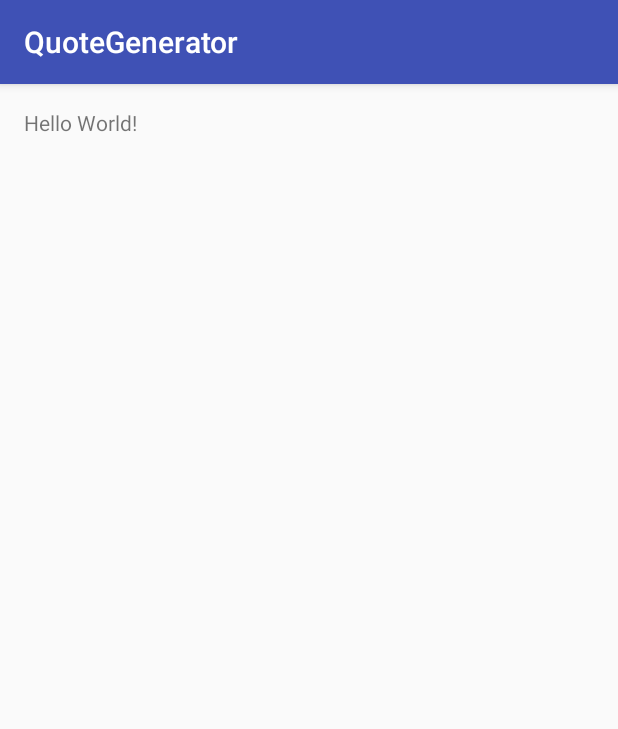
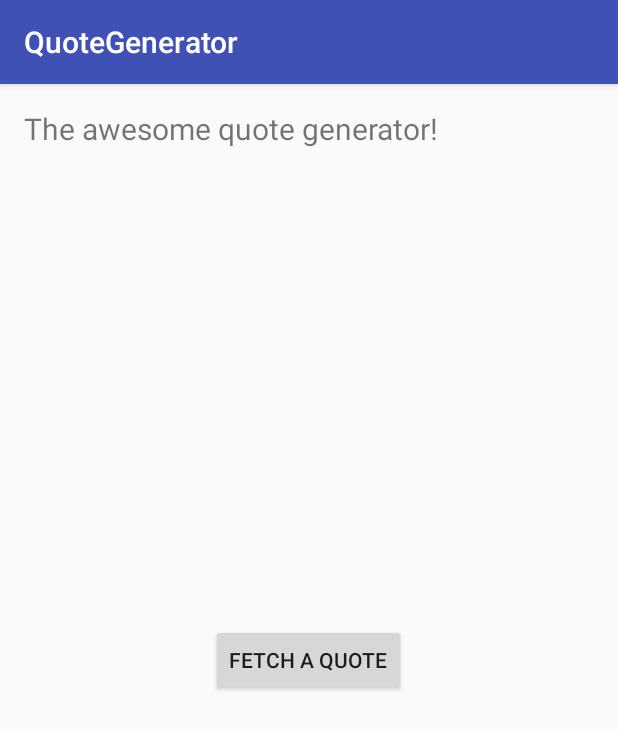
Before and after one commit to yugantjoshi/Quote-Generator, an Android app: the screen it shows after launch (MainActivity), on a phone screen of 412 x 824 dp. Shown: the top 729 px of the screen. Run offline under Robolectric (Android 15) with nearby library versions, the light colour scheme and no system bars; our stand-ins replace ButterKnife.

Commit message:
Initial support for the quotes api http://forismatic.com/en/api/

```diff
--- /dev/null
+++ b/app/src/main/java/com/example/yugantjoshi/quotegenerator/activities/MainActivity.java
@@ -0,0 +1,55 @@
+package com.example.yugantjoshi.quotegenerator.activities;
+
+import android.os.Bundle;
+import android.support.v7.app.AppCompatActivity;
+import android.widget.Toast;
+import butterknife.ButterKnife;
+import butterknife.OnClick;
+import com.example.yugantjoshi.quotegenerator.R;
+import com.example.yugantjoshi.quotegenerator.data.QuotesInterface;
+import com.example.yugantjoshi.quotegenerator.data.model.Quote;
+import retrofit2.Call;
+import retrofit2.Callback;
+import retrofit2.Response;
+import retrofit2.Retrofit;
+import retrofit2.converter.gson.GsonConverterFactory;
+
+public class MainActivity extends AppCompatActivity {
+
+    private static final String BASE_URL = "http://api.forismatic.com/api/1.0/";
+
+    QuotesInterface quoteService;
+
+    @Override
+    protected void onCreate(Bundle savedInstanceState) {
+        super.onCreate(savedInstanceState);
+        setContentView(R.layout.activity_main);
+        ButterKnife.bind(this);
+        initRetrofit();
+    }
+
+    private void initRetrofit() {
+        Retrofit retrofit = new Retrofit.Builder()
+                .baseUrl(BASE_URL)
+                .addConverterFactory(GsonConverterFactory.create())
+                .build();
+        quoteService = retrofit.create(QuotesInterface.class);
+    }
+
+    @OnClick(R.id.main_activity__fetch_quote_button)
+    public void fetchQuotesButtonClicked() {
+        int anyKeyIDontKnowWhatTheKeyIs = 555;
+        quoteService.getQuote(anyKeyIDontKnowWhatTheKeyIs).enqueue(new Callback<Quote>() {
+            @Override
+            public void onResponse(final Call<Quote> call, final Response<Quote> response) {
+                Toast.makeText(getApplicationContext(), response.body().toString(), Toast.LENGTH_LONG).show();
+            }
+
+            @Override
+            public void onFailure(final Call<Quote> call, final Throwable t) {
+                Toast.makeText(getApplicationContext(), "Rest call to get quote failed!", Toast.LENGTH_LONG).show();
+            }
+        });
+    }
+
+}
--- /dev/null
+++ b/app/src/main/java/com/example/yugantjoshi/quotegenerator/data/QuotesInterface.java
@@ -0,0 +1,13 @@
+package com.example.yugantjoshi.quotegenerator.data;
+
+import com.example.yugantjoshi.quotegenerator.data.model.Quote;
+import retrofit2.Call;
+import retrofit2.http.GET;
+import retrofit2.http.Query;
+
+public interface QuotesInterface {
+
+    @GET("?method=getQuote&format=json&lang=en")
+    Call<Quote> getQuote(@Query("key") int key);
+
+}
--- a/app/src/main/res/layout/activity_main.xml
+++ b/app/src/main/res/layout/activity_main.xml
@@ -1,5 +1,5 @@
 <?xml version="1.0" encoding="utf-8"?>
-<RelativeLayout xmlns:android="http://schemas.android.com/apk/res/android"
+<FrameLayout xmlns:android="http://schemas.android.com/apk/res/android"
              xmlns:tools="http://schemas.android.com/tools"
              android:layout_width="match_parent"
              android:layout_height="match_parent"
@@ -7,10 +7,17 @@
              android:paddingLeft="@dimen/activity_horizontal_margin"
              android:paddingRight="@dimen/activity_horizontal_margin"
              android:paddingTop="@dimen/activity_vertical_margin"
-    tools:context="com.example.yugantjoshi.quotegenerator.MainActivity">
+             tools:context=".activities.MainActivity">
 
-    <TextView
+    <TextView android:layout_width="wrap_content"
+              android:layout_height="wrap_content"
+              android:text="@string/main_activity_header_text_view_text"
+              android:textSize="20sp"/>
+
+    <Button android:id="@+id/main_activity__fetch_quote_button"
             android:layout_width="wrap_content"
             android:layout_height="wrap_content"
-        android:text="Hello World!" />
-</RelativeLayout>
+            android:layout_gravity="center"
+            android:text="@string/main_activity__fetch_quote_button_text"/>
+
+</FrameLayout>
--- a/app/src/main/res/values/strings.xml
+++ b/app/src/main/res/values/strings.xml
@@ -1,3 +1,8 @@
 <resources>
+
     <string name="app_name">QuoteGenerator</string>
+
+    <string name="main_activity_header_text_view_text">The awesome quote generator!</string>
+    <string name="main_activity__fetch_quote_button_text">Fetch a quote</string>
+
 </resources>
```
Also changed, not shown: app/build.gradle (+3 -6 lines), app/src/main/AndroidManifest.xml (+12 -11 lines), app/src/main/java/com/example/yugantjoshi/quotegenerator/MainActivity.java (deleted, +0 -13 lines), app/src/main/java/com/example/yugantjoshi/quotegenerator/User/User.java (deleted, +0 -120 lines), app/src/main/java/com/example/yugantjoshi/quotegenerator/data/model/Quote.java (added, +33 -0 lines). Lines whose indentation alone changed are shown as unchanged.
